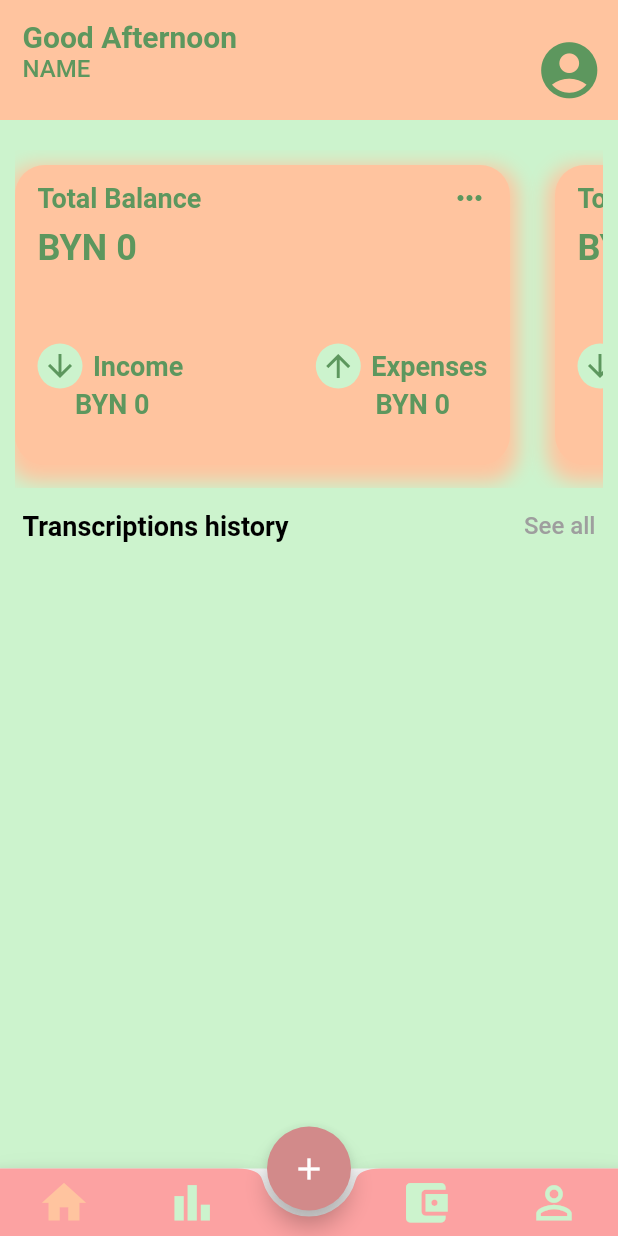
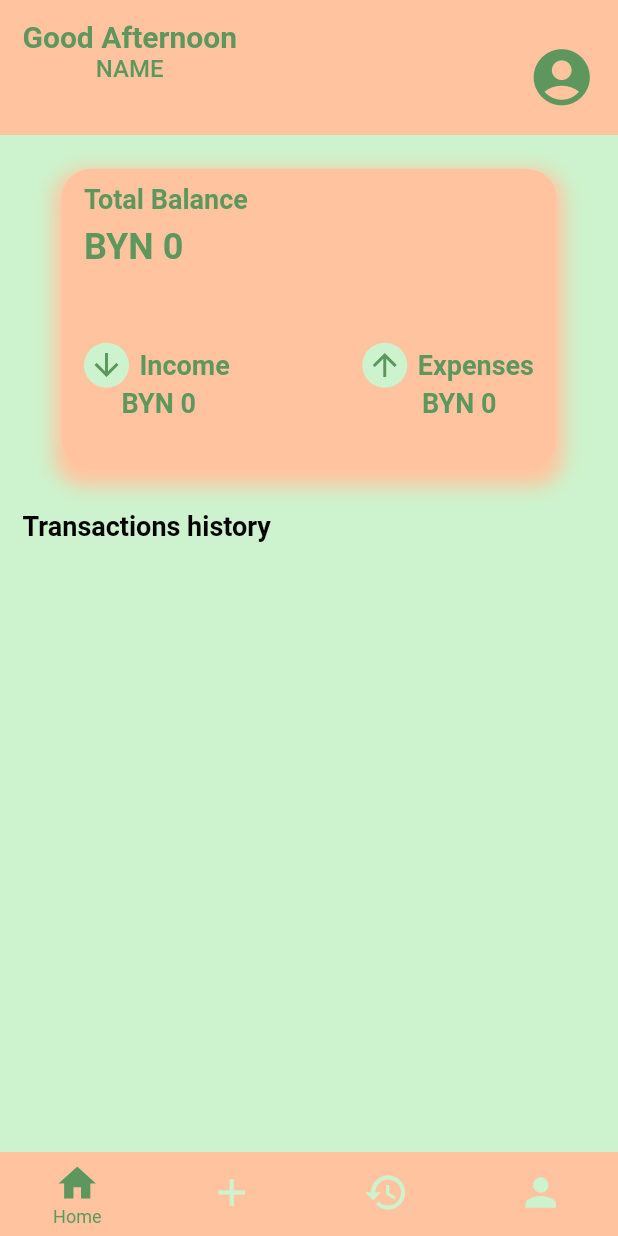
Before and after one commit to PiuPauxD/finince_manager, a Flutter app: the screen it shows after launch, on a phone screen of 412 x 824 dp. Run offline on Flutter 3.47's test engine with Material 2 defaults, Android fonts, the phone set to English and light mode, and no system bars; our stand-ins replace hive, hive_flutter; accounts and stored records are empty.

Commit message:
second version

```diff
--- a/lib/main.dart
+++ b/lib/main.dart
@@ -1,7 +1,7 @@
 import 'package:finince_manager/data/addDate.dart';
+import 'package:finince_manager/pages/BottomNavBar.dart';
 import 'package:finince_manager/pages/home_page.dart';
-import 'package:finince_manager/pages/statistic.dart';
-import 'package:finince_manager/widgets/BottomNavbar.dart';
+
 import 'package:flutter/material.dart';
 import 'package:hive/hive.dart';
 import 'package:hive_flutter/hive_flutter.dart';
@@ -19,7 +19,7 @@ class MyApp extends StatelessWidget {
   @override
   Widget build(BuildContext context) {
     return const MaterialApp(
-      title: 'finace manager',
+      title: 'Finace manager',
       debugShowCheckedModeBanner: false,
       home: NavBar(),
     );
--- /dev/null
+++ b/lib/pages/BottomNavBar.dart
@@ -0,0 +1,70 @@
+import 'package:finince_manager/pages/addPage.dart';
+
+import 'package:finince_manager/pages/home_page.dart';
+import 'package:flutter/material.dart';
+import 'package:flutter/src/widgets/container.dart';
+import 'package:flutter/src/widgets/framework.dart';
+
+import 'HistoryPage.dart';
+
+class NavBar extends StatefulWidget {
+  const NavBar({super.key});
+
+  @override
+  State<NavBar> createState() => _NavBarState();
+}
+
+class _NavBarState extends State<NavBar> {
+  List Screen = [
+    HomePage(),
+    Addpage(),
+    HistoryPage(),
+    Addpage(),
+  ];
+
+  int currentIndex = 0;
+
+  void onTap(int index) {
+    setState(() {
+      currentIndex = index;
+    });
+  }
+
+  @override
+  Widget build(BuildContext context) {
+    return Scaffold(
+      body: Screen[currentIndex],
+      bottomNavigationBar: BottomNavigationBar(
+        unselectedFontSize: 0,
+        selectedFontSize: 12,
+        type: BottomNavigationBarType.fixed,
+        backgroundColor: Color.fromARGB(255, 255, 196, 159),
+        onTap: onTap,
+        currentIndex: currentIndex,
+        selectedItemColor: Color.fromARGB(255, 93, 151, 94),
+        unselectedItemColor: Color.fromARGB(255, 204, 243, 205),
+        showUnselectedLabels: false,
+        showSelectedLabels: true,
+        elevation: 0,
+        items: [
+          BottomNavigationBarItem(
+            label: 'Home',
+            icon: Icon(Icons.home, size: 30),
+          ),
+          BottomNavigationBarItem(
+            label: 'Add',
+            icon: Icon(Icons.add, size: 30),
+          ),
+          BottomNavigationBarItem(
+            label: 'History',
+            icon: Icon(Icons.history, size: 30),
+          ),
+          BottomNavigationBarItem(
+            label: 'Account',
+            icon: Icon(Icons.person, size: 30),
+          ),
+        ],
+      ),
+    );
+  }
+}
--- a/lib/pages/home_page.dart
+++ b/lib/pages/home_page.dart
@@ -1,7 +1,8 @@
 import 'package:finince_manager/data/addDate.dart';
 import 'package:finince_manager/data/listdata.dart';
 import 'package:finince_manager/data/utility.dart';
-import 'package:finince_manager/pages/statistic.dart';
+import 'package:finince_manager/pages/BottomNavBar.dart';
+import 'package:finince_manager/pages/HistoryPage.dart';
 import 'package:flutter/foundation.dart';
 import 'package:flutter/material.dart';
 import 'package:flutter/src/widgets/framework.dart';
@@ -48,22 +49,11 @@ class _HomePageState extends State<HomePage> {
                       mainAxisAlignment: MainAxisAlignment.spaceBetween,
                       children: [
                         const Text(
-                          'Transcriptions history',
+                          'Transactions history',
                           style: TextStyle(
                             fontSize: 18,
                             color: Colors.black,
                             fontWeight: FontWeight.w600,
-                          ),
-                        ),
-                        GestureDetector(
-                          onTap: () {},
-                          child: const Text(
-                            'See all',
-                            style: TextStyle(
-                              color: Colors.grey,
-                              fontSize: 16,
-                              fontWeight: FontWeight.w500,
-                            ),
                           ),
                         ),
                       ],
@@ -135,14 +125,14 @@ Widget _head() {
         children: [
           Container(
             padding: const EdgeInsets.only(top: 13, left: 15),
-            height: 80,
+            height: 90,
             width: double.infinity,
             color: Color.fromARGB(255, 255, 196, 159),
             child: Row(
               mainAxisAlignment: MainAxisAlignment.spaceBetween,
               children: [
                 Column(
-                  crossAxisAlignment: CrossAxisAlignment.start,
+                  crossAxisAlignment: CrossAxisAlignment.center,
                   children: [
                     Text(
                       'Good Afternoon',
@@ -163,14 +153,19 @@ Widget _head() {
                   ],
                 ),
                 Padding(
-                  padding: const EdgeInsets.symmetric(horizontal: 10),
-                  child: GestureDetector(
+                  padding: const EdgeInsets.symmetric(horizontal: 15),
+                  child: Row(
+                    mainAxisAlignment: MainAxisAlignment.center,
+                    children: [
+                      GestureDetector(
                         onTap: () {},
                         child: Icon(
                           Icons.account_circle,
                           size: 45,
                           color: Color.fromARGB(255, 93, 151, 94),
                         ),
+                      ),
+                    ],
                   ),
                 ),
               ],
@@ -190,15 +185,9 @@ Widget _head() {
                 ),
                 child: SizedBox(
                   height: 300,
-                  child: ListView.builder(
-                    itemCount: 3,
-                    scrollDirection: Axis.horizontal,
-                    itemBuilder: (_, index) {
-                      return Stack(
+                  child: Stack(
                     children: [
-                          Container(
-                            margin: const EdgeInsets.only(right: 30),
-                            padding: const EdgeInsets.only(top: 10),
+                      Center(
                         child: Container(
                           width: 330,
                           height: 200,
@@ -218,8 +207,8 @@ Widget _head() {
                             children: [
                               SizedBox(height: 10),
                               Padding(
-                                    padding: const EdgeInsets.symmetric(
-                                        horizontal: 15),
+                                padding:
+                                    const EdgeInsets.symmetric(horizontal: 15),
                                 child: Row(
                                   mainAxisAlignment:
                                       MainAxisAlignment.spaceBetween,
@@ -227,18 +216,9 @@ Widget _head() {
                                     Text(
                                       'Total Balance',
                                       style: TextStyle(
-                                            color: Color.fromARGB(
-                                                255, 93, 151, 94),
+                                        color: Color.fromARGB(255, 93, 151, 94),
                                         fontWeight: FontWeight.w600,
                                         fontSize: 18,
-                                          ),
-                                        ),
-                                        GestureDetector(
-                                          onTap: () {},
-                                          child: Icon(
-                                            Icons.more_horiz,
-                                            color: Color.fromARGB(
-                                                255, 93, 151, 94),
                                       ),
                                     ),
                                   ],
@@ -252,8 +232,7 @@ Widget _head() {
                                     Text(
                                       'BYN ${total()}',
                                       style: TextStyle(
-                                            color: Color.fromARGB(
-                                                255, 93, 151, 94),
+                                        color: Color.fromARGB(255, 93, 151, 94),
                                         fontSize: 24,
                                         fontWeight: FontWeight.w600,
                                       ),
@@ -263,8 +242,8 @@ Widget _head() {
                               ),
                               SizedBox(height: 50),
                               Padding(
-                                    padding: const EdgeInsets.symmetric(
-                                        horizontal: 15),
+                                padding:
+                                    const EdgeInsets.symmetric(horizontal: 15),
                                 child: Row(
                                   mainAxisAlignment:
                                       MainAxisAlignment.spaceBetween,
@@ -321,8 +300,8 @@ Widget _head() {
                                 ),
                               ),
                               Padding(
-                                    padding: const EdgeInsets.symmetric(
-                                        horizontal: 40),
+                                padding:
+                                    const EdgeInsets.symmetric(horizontal: 40),
                                 child: Row(
                                   mainAxisAlignment:
                                       MainAxisAlignment.spaceBetween,
@@ -330,8 +309,7 @@ Widget _head() {
                                     Text(
                                       'BYN ${income()}',
                                       style: TextStyle(
-                                            color: Color.fromARGB(
-                                                255, 93, 151, 94),
+                                        color: Color.fromARGB(255, 93, 151, 94),
                                         fontSize: 18,
                                         fontWeight: FontWeight.w600,
                                       ),
@@ -339,8 +317,7 @@ Widget _head() {
                                     Text(
                                       'BYN ${expenses()}',
                                       style: TextStyle(
-                                            color: Color.fromARGB(
-                                                255, 93, 151, 94),
+                                        color: Color.fromARGB(255, 93, 151, 94),
                                         fontSize: 18,
                                         fontWeight: FontWeight.w600,
                                       ),
@@ -353,8 +330,6 @@ Widget _head() {
                         ),
                       ),
                     ],
-                      );
-                    },
                   ),
                 ),
               ),
--- a/lib/widgets/BottomNavBar.dart
+++ /dev/null
@@ -1,106 +0,0 @@
-import 'dart:math';
-
-import 'package:finince_manager/pages/addPage.dart';
-import 'package:finince_manager/pages/home_page.dart';
-import 'package:finince_manager/pages/statistic.dart';
-import 'package:flutter/material.dart';
-
-class NavBar extends StatefulWidget {
-  const NavBar({super.key});
-
-  @override
-  State<NavBar> createState() => _NavBarState();
-}
-
-class _NavBarState extends State<NavBar> {
-  int indexColor = 0;
-  List Screen = [
-    HomePage(),
-    Stattistic(),
-    HomePage(),
-    Stattistic(),
-  ];
-
-  @override
-  Widget build(BuildContext context) {
-    return Scaffold(
-      body: Screen[indexColor],
-      floatingActionButton: FloatingActionButton(
-        onPressed: () {
-          Navigator.of(context)
-              .push(MaterialPageRoute(builder: (context) => Addpage()));
-        },
-        child: Icon(Icons.add),
-        backgroundColor: Color.fromARGB(255, 210, 138, 138),
-      ),
-      floatingActionButtonLocation: FloatingActionButtonLocation.centerDocked,
-      bottomNavigationBar: BottomAppBar(
-        color: Color.fromARGB(255, 252, 162, 162),
-        shape: CircularNotchedRectangle(),
-        child: Padding(
-          padding: const EdgeInsets.symmetric(vertical: 5),
-          child: Row(
-            mainAxisAlignment: MainAxisAlignment.spaceAround,
-            children: [
-              GestureDetector(
-                onTap: () {
-                  setState(() {
-                    indexColor = 0;
-                  });
-                },
-                child: Icon(Icons.home,
-                    size: 35,
-                    color: indexColor == 0
-                        ? const Color.fromARGB(255, 255, 196, 159)
-                        : const Color.fromARGB(255, 204, 243, 205)),
-              ),
-              GestureDetector(
-                onTap: () {
-                  setState(() {
-                    indexColor = 1;
-                  });
-                },
-                child: Icon(
-                  Icons.bar_chart_outlined,
-                  size: 35,
-                  color: indexColor == 1
-                      ? const Color.fromARGB(255, 255, 196, 159)
-                      : const Color.fromARGB(255, 204, 243, 205),
-                ),
-              ),
-              SizedBox(width: 20),
-              GestureDetector(
-                onTap: () {
-                  setState(() {
-                    indexColor = 2;
-                  });
-                },
-                child: Icon(
-                  Icons.account_balance_wallet,
-                  size: 35,
-                  color: indexColor == 2
-                      ? const Color.fromARGB(255, 255, 196, 159)
-                      : const Color.fromARGB(255, 204, 243, 205),
-                ),
-              ),
-              GestureDetector(
-                onTap: () {
-                  setState(() {
-                    indexColor = 3;
-                  });
-                },
-                child: Icon(
-                  Icons.person_outline_outlined,
-                  size: 35,
-                  color: indexColor == 3
-                      ? const Color.fromARGB(255, 255, 196, 159)
-                      : const Color.fromARGB(255, 204, 243, 205),
-                ),
-              ),
-            ],
-          ),
-        ),
-      ),
-    );
-  }
-}
```
Also changed, not shown: lib/pages/HistoryPage.dart (added, +121 -0 lines), lib/pages/addPage.dart (+9 -2 lines), lib/pages/statistic.dart (deleted, +0 -212 lines), lib/widgets/ChartWidget.dart (deleted, +0 -89 lines). Lines whose indentation alone changed are shown as unchanged.
